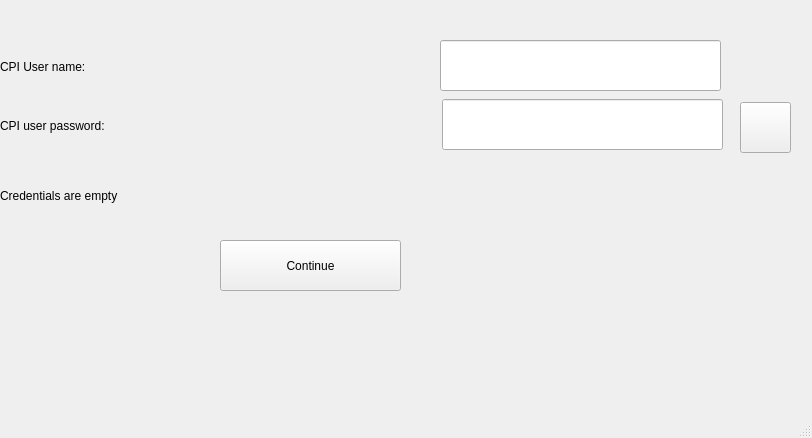
Antonikas58/hungary-app, file main.ui: the form before one commit.
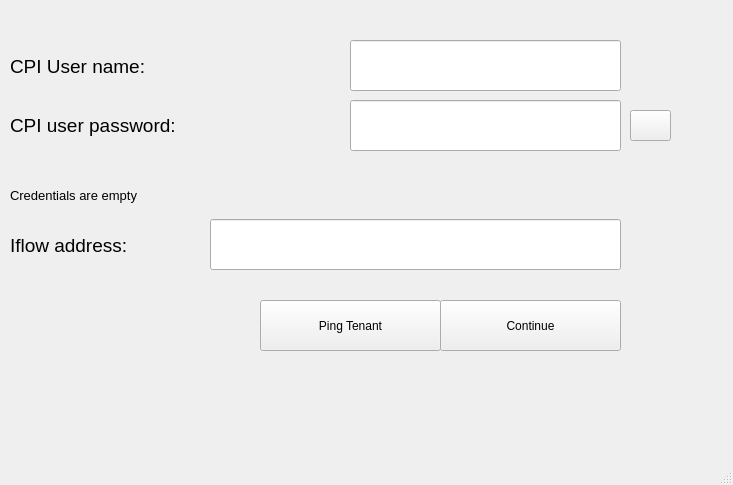
The form after the commit. Icons and pictures are not drawn.

```diff
--- a/main.ui
+++ b/main.ui
@@ -9,8 +9,8 @@
    <rect>
     <x>0</x>
     <y>0</y>
-    <width>812</width>
-    <height>438</height>
+    <width>733</width>
+    <height>485</height>
    </rect>
   </property>
   <property name="baseSize">
@@ -33,8 +33,8 @@
    <widget class="QPushButton" name="ContinueButton">
     <property name="geometry">
      <rect>
-      <x>220</x>
-      <y>240</y>
+      <x>440</x>
+      <y>300</y>
       <width>181</width>
       <height>51</height>
      </rect>
@@ -46,12 +46,18 @@
    <widget class="QLabel" name="label_name">
     <property name="geometry">
      <rect>
-      <x>0</x>
+      <x>10</x>
       <y>46</y>
-      <width>411</width>
+      <width>321</width>
       <height>41</height>
      </rect>
     </property>
+    <property name="font">
+     <font>
+      <family>MS Sans Serif</family>
+      <pointsize>14</pointsize>
+     </font>
+    </property>
     <property name="text">
      <string>CPI User name: </string>
     </property>
@@ -62,12 +68,18 @@
    <widget class="QLabel" name="label_pass">
     <property name="geometry">
      <rect>
-      <x>0</x>
+      <x>10</x>
       <y>100</y>
-      <width>411</width>
+      <width>311</width>
       <height>51</height>
      </rect>
     </property>
+    <property name="font">
+     <font>
+      <family>MS Sans Serif</family>
+      <pointsize>14</pointsize>
+     </font>
+    </property>
     <property name="text">
      <string>CPI user password:</string>
     </property>
@@ -75,12 +87,18 @@
    <widget class="QLabel" name="label_cred">
     <property name="geometry">
      <rect>
-      <x>0</x>
-      <y>180</y>
-      <width>311</width>
-      <height>31</height>
+      <x>10</x>
+      <y>170</y>
+      <width>321</width>
+      <height>51</height>
      </rect>
     </property>
+    <property name="font">
+     <font>
+      <family>MS Sans Serif</family>
+      <pointsize>10</pointsize>
+     </font>
+    </property>
     <property name="text">
      <string>Credentials are empty</string>
     </property>
@@ -88,30 +106,48 @@
    <widget class="QLineEdit" name="lineEdit_name">
     <property name="geometry">
      <rect>
-      <x>440</x>
+      <x>350</x>
       <y>40</y>
-      <width>281</width>
+      <width>271</width>
       <height>51</height>
      </rect>
     </property>
+    <property name="font">
+     <font>
+      <family>MS Sans Serif</family>
+      <pointsize>14</pointsize>
+     </font>
+    </property>
+    <property name="toolTip">
+     <string>&lt;html&gt;&lt;head/&gt;&lt;body&gt;&lt;p&gt;name of tenant user&lt;/p&gt;&lt;/body&gt;&lt;/html&gt;</string>
+    </property>
    </widget>
    <widget class="QLineEdit" name="lineEdit_pass">
     <property name="geometry">
      <rect>
-      <x>442</x>
-      <y>99</y>
-      <width>281</width>
+      <x>350</x>
+      <y>100</y>
+      <width>271</width>
       <height>51</height>
      </rect>
     </property>
+    <property name="font">
+     <font>
+      <family>MS Sans Serif</family>
+      <pointsize>14</pointsize>
+     </font>
+    </property>
+    <property name="toolTip">
+     <string>&lt;html&gt;&lt;head/&gt;&lt;body&gt;&lt;p&gt;password for specified user name&lt;/p&gt;&lt;/body&gt;&lt;/html&gt;</string>
+    </property>
    </widget>
    <widget class="QPushButton" name="SeeButton">
     <property name="geometry">
      <rect>
-      <x>740</x>
-      <y>102</y>
-      <width>51</width>
-      <height>51</height>
+      <x>630</x>
+      <y>110</y>
+      <width>41</width>
+      <height>31</height>
      </rect>
     </property>
     <property name="text">
@@ -123,11 +159,84 @@
     </property>
     <property name="iconSize">
      <size>
-      <width>70</width>
-      <height>60</height>
+      <width>55</width>
+      <height>45</height>
      </size>
     </property>
    </widget>
+   <widget class="QLineEdit" name="lineEdit_addr">
+    <property name="geometry">
+     <rect>
+      <x>210</x>
+      <y>219</y>
+      <width>411</width>
+      <height>51</height>
+     </rect>
+    </property>
+    <property name="font">
+     <font>
+      <family>MS Sans Serif</family>
+      <pointsize>14</pointsize>
+     </font>
+    </property>
+    <property name="toolTip">
+     <string>&lt;html&gt;&lt;head/&gt;&lt;body&gt;&lt;p&gt;address of deployed Hungarian API iflow &lt;/p&gt;&lt;/body&gt;&lt;/html&gt;</string>
+    </property>
+   </widget>
+   <widget class="QLabel" name="label_tenant">
+    <property name="geometry">
+     <rect>
+      <x>10</x>
+      <y>220</y>
+      <width>161</width>
+      <height>51</height>
+     </rect>
+    </property>
+    <property name="font">
+     <font>
+      <family>MS Sans Serif</family>
+      <pointsize>14</pointsize>
+     </font>
+    </property>
+    <property name="text">
+     <string>Iflow address:</string>
+    </property>
+   </widget>
+   <widget class="QPushButton" name="PingButton">
+    <property name="geometry">
+     <rect>
+      <x>260</x>
+      <y>300</y>
+      <width>181</width>
+      <height>51</height>
+     </rect>
+    </property>
+    <property name="toolTip">
+     <string>&lt;html&gt;&lt;head/&gt;&lt;body&gt;&lt;p&gt;Perform the check of connection with specified iflow with current credentials&lt;/p&gt;&lt;/body&gt;&lt;/html&gt;</string>
+    </property>
+    <property name="text">
+     <string>Ping Tenant</string>
+    </property>
+   </widget>
+   <widget class="QLabel" name="label_ping">
+    <property name="geometry">
+     <rect>
+      <x>630</x>
+      <y>222</y>
+      <width>81</width>
+      <height>51</height>
+     </rect>
+    </property>
+    <property name="font">
+     <font>
+      <family>MS Sans Serif</family>
+      <pointsize>10</pointsize>
+     </font>
+    </property>
+    <property name="text">
+     <string/>
+    </property>
+   </widget>
   </widget>
   <widget class="QMenuBar" name="menubar">
    <property name="geometry">
```
Left out of the diff: 7 changed lines with no effect on the pictures.
